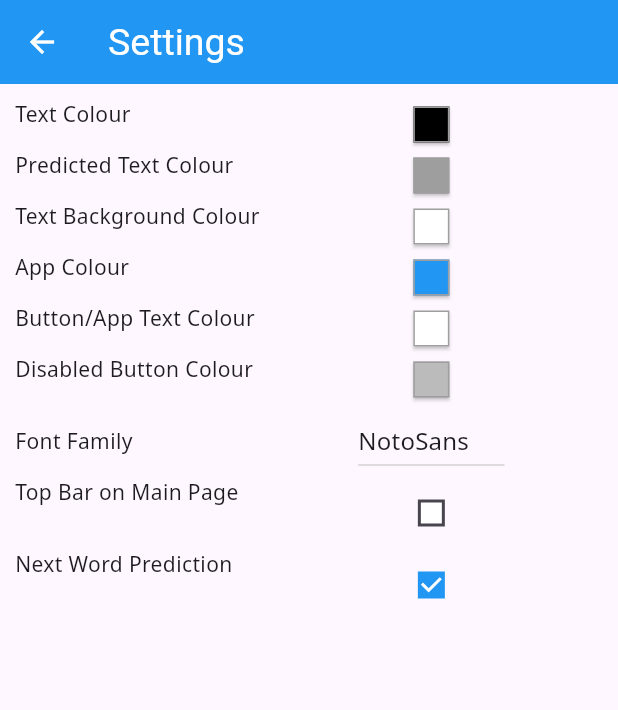
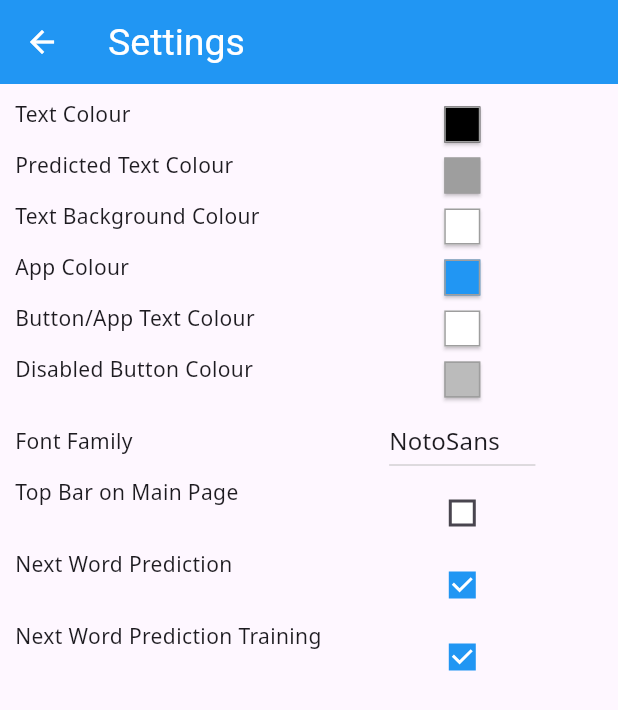
Before and after one commit to kowandiki/tempad, a Flutter app: the screen it shows after launch, after a tap on the "settings" icon, on a phone screen of 412 x 824 dp. Shown: the top 710 px of the screen. Run offline on Flutter 3.47's test engine with Material 3 defaults, Android fonts, the phone set to English and light mode, and no system bars; our stand-ins replace flutter_tts, image_picker, shared_preferences.

Commit message:
make next word prediction training toggleable in the settings menu

```diff
--- a/lib/settings.dart
+++ b/lib/settings.dart
@@ -11,6 +11,9 @@ class SettingsPage extends StatefulWidget {
 
   final void Function() toggleNextWordPrediction;
   final bool nextWordPredictionInit;
+
+  final void Function() toggleNextWordPredictionTraining;
+  final bool nextWordPredictionTrainingInit;
 
   final void Function() toggleTopBarOnMainPage;
   final bool topBarOnMainPageInit;
@@ -29,6 +32,8 @@ class SettingsPage extends StatefulWidget {
     super.key,
     required this.toggleNextWordPrediction,
     required this.nextWordPredictionInit,
+    required this.toggleNextWordPredictionTraining,
+    required this.nextWordPredictionTrainingInit,
     required this.toggleTopBarOnMainPage,
     required this.topBarOnMainPageInit,
     required this.updateTextColor,
@@ -52,6 +57,7 @@ class _SettingsPageState extends State<SettingsPage> {
   List<String> ttsEngineList = <String>[];
 
   bool _nextWordPrediction = false;
+  bool _nextWordPredictionTraining = false;
   bool _topBarOnMainPage = false;
 
   late Color textColor;
@@ -141,6 +147,7 @@ class _SettingsPageState extends State<SettingsPage> {
     _updateLists();
 
     _nextWordPrediction = widget.nextWordPredictionInit;
+    _nextWordPredictionTraining = widget.nextWordPredictionTrainingInit;
     _topBarOnMainPage = widget.topBarOnMainPageInit;
 
     textColor = Color(Globals.textColor.toARGB32());
@@ -486,6 +493,29 @@ class _SettingsPageState extends State<SettingsPage> {
               ]
             ),
 
+            TableRow(
+              children: [
+                Text("Next Word Prediction Training"),
+                Checkbox(
+                  checkColor: appButtonColor,
+                  shape: RoundedRectangleBorder(),
+                  fillColor: WidgetStateProperty.resolveWith((Set<WidgetState> states) {
+                    if (states.contains(WidgetState.pressed) || states.contains(WidgetState.selected)) {
+                      return appColor;
+                    }
+                    return appButtonColor;
+                  }),
+                  value: _nextWordPredictionTraining,
+                  onChanged: (value) {
+                    setState(() {
+                      _nextWordPredictionTraining = value ?? true;
+                    });
+                    widget.toggleNextWordPredictionTraining();
+                  },
+                )
+              ]
+            ),
+
           ],
         ),
       ),
--- a/lib/word_prediction.dart
+++ b/lib/word_prediction.dart
@@ -116,7 +116,7 @@ void writeWeightsToDevice(Map<String, List<Word>> weights) async {
 
   final prefs = await SharedPreferences.getInstance();
 
-  prefs.setString("weights", json.encode(weights));
+  await prefs.setString("weights", json.encode(weights));
 
 }
 
```
Also changed, not shown: lib/main.dart (+14 -7 lines).
